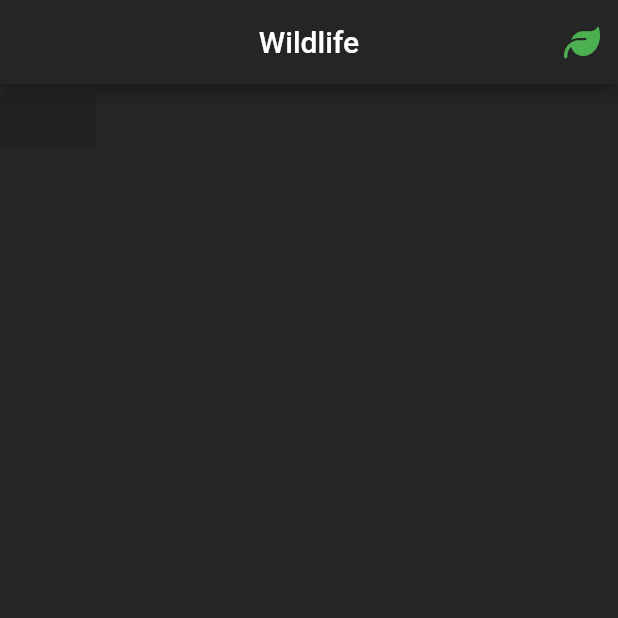
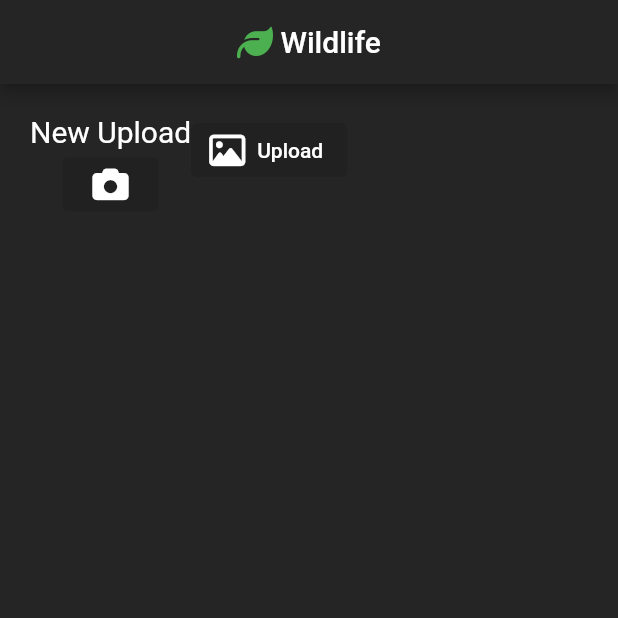
Before and after one commit to Qinbeans/wild-life-mobile, a Flutter app: the screen it shows after launch, on a phone screen of 412 x 824 dp, the top half of it. Run offline on Flutter 3.47's test engine with Material 2 defaults, Android fonts, the phone set to English and light mode, and no system bars; our stand-ins replace font_awesome_flutter.

Commit message:
changes to home ui

```diff
--- a/lib/main.dart
+++ b/lib/main.dart
@@ -36,20 +36,55 @@ class _MyHomePageState extends State<MyHomePage> {
       home: Scaffold(
           backgroundColor: const Color.fromARGB(255, 37, 37, 37),
           appBar: AppBar(
-            backgroundColor: const Color.fromARGB(255, 37, 37, 37),
-            centerTitle: true,
-            actions: [
-              IconButton(
-                icon: const FaIcon(FontAwesomeIcons.leaf),
-                color: Colors.green,
-                onPressed: () {},
+              backgroundColor: const Color.fromARGB(255, 37, 37, 37),
+              //leadingWidth: 20,
+              centerTitle: true,
+              //title: const Text('Wildlife'),
+              title: Container(
+                child: Row(
+                    mainAxisAlignment: MainAxisAlignment.center,
+                    children: const [
+                      FaIcon(FontAwesomeIcons.leaf, color: Colors.green),
+                      Text(" Wildlife"),
+                    ]),
+              )
+              //titleTextStyle: TextStyle(fontSize: 30),
               ),
-            ],
-            title: const Text('Wildlife'),
-          ),
+
+          //BODY ---------------------
           body: Container(
-              child: Column(
-                  children: [ElevatedButton(onPressed: null, child: null)]))),
+            padding: const EdgeInsets.all(20),
+            child: Row(children: [
+              Column(
+                children: const [
+                  Text("New Upload",
+                      style: TextStyle(
+                        color: Colors.white,
+                        fontSize: 20,
+                      )),
+                  ElevatedButton(
+                      onPressed: null,
+                      child: Icon(
+                        FontAwesomeIcons.camera,
+                        color: Colors.white,
+                      )),
+                ],
+              ),
+              Column(
+                children: [
+                  ElevatedButton.icon(
+                      style: ElevatedButton.styleFrom(
+                        backgroundColor: Colors.green,
+                      ),
+                      onPressed: null,
+                      icon: const Icon(FontAwesomeIcons.image,
+                          color: Colors.white),
+                      label: const Text("Upload",
+                          style: TextStyle(color: Colors.white)))
+                ],
+              )
+            ]),
+          )),
     );
   }
 }
```
Also changed, not shown: pubspec.lock.
